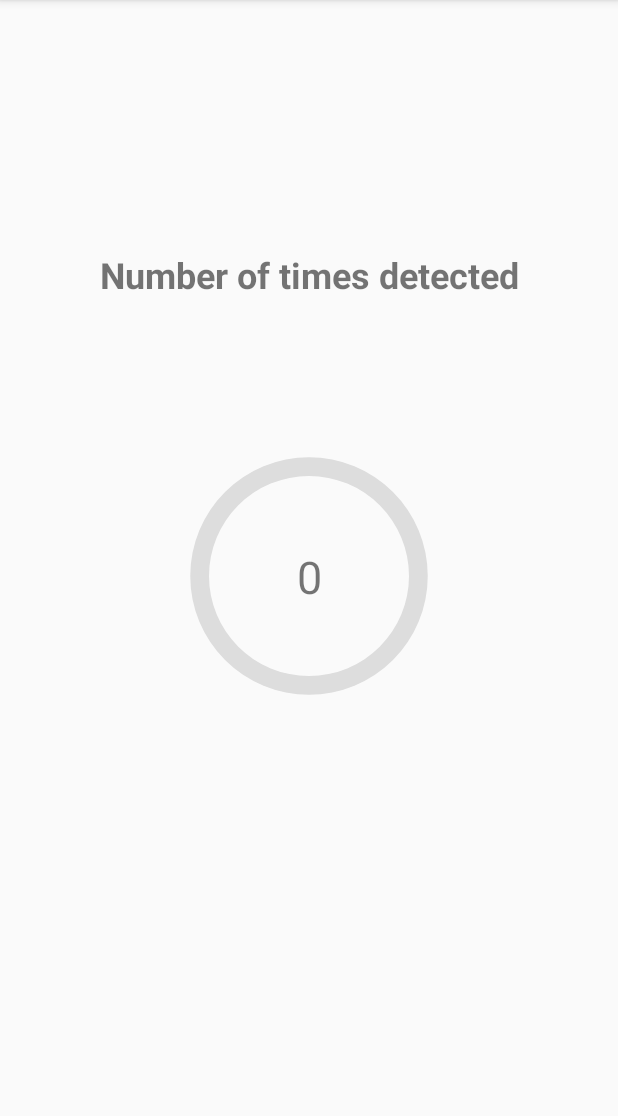
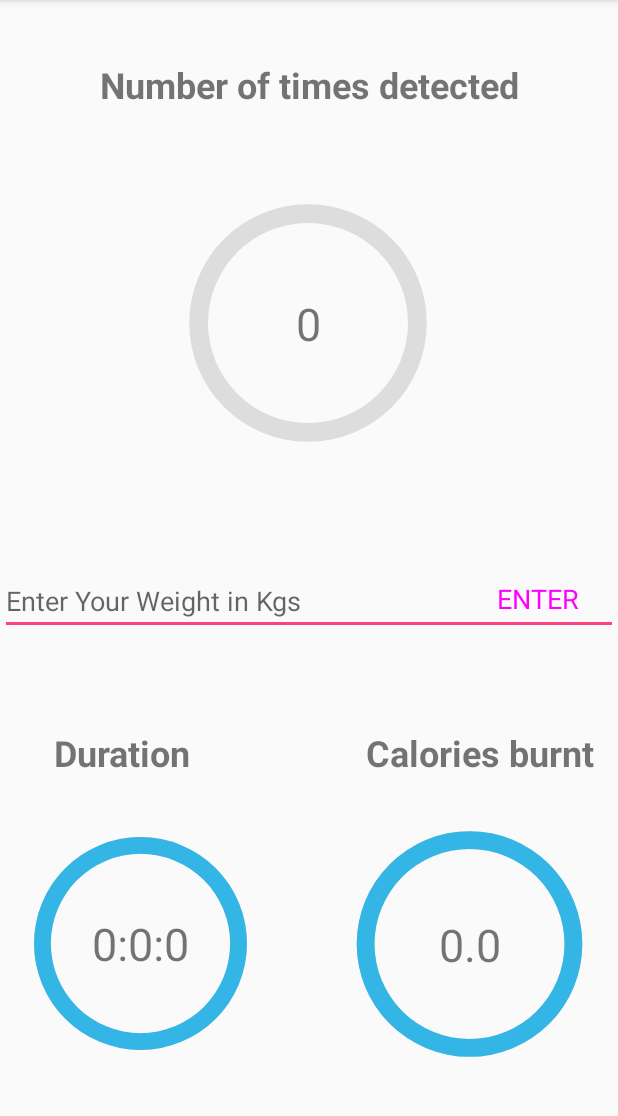
Before and after one commit to aditi17goel/ActivityRecognition, an Android app: the screen it shows after launch (MainActivity2), after a tap on "DOWNSTAIRS", on a phone screen of 412 x 824 dp, the part 84-1200 px from its top. Run offline under Robolectric (Android 15) with nearby library versions, the phone set to English and light mode, and no system bars; libraries missing offline, so code that uses them is left out: org.tensorflow.contrib; 2 statements that could not run were skipped.

Commit message:
cal based on weight

```diff
--- a/HAR-Android-App/app/build.gradle
+++ b/HAR-Android-App/app/build.gradle
@@ -22,6 +22,7 @@ dependencies {
     implementation fileTree(dir: 'libs', include: ['*.jar'])
     implementation 'com.android.support:appcompat-v7:28.0.0'
     implementation 'com.android.support.constraint:constraint-layout:1.1.3'
+    implementation 'com.android.support:design:28.0.0'
     testImplementation 'junit:junit:4.12'
     androidTestImplementation 'com.android.support.test:runner:1.0.2'
     androidTestImplementation 'com.android.support.test.espresso:espresso-core:3.0.2'
--- a/HAR-Android-App/app/src/main/java/aditi/sensor_based_har/APIsInterface.java
+++ b/HAR-Android-App/app/src/main/java/aditi/sensor_based_har/APIsInterface.java
@@ -14,7 +14,7 @@ public interface APIsInterface {
     @FormUrlEncoded
     @POST("save_user.php")
     Call<ResponseModel> sendData(
-            @Field("Activity") String activity
+            @Field("ACTIVITY") String activity
     );
 
 
--- a/HAR-Android-App/app/src/main/java/aditi/sensor_based_har/MainActivity.java
+++ b/HAR-Android-App/app/src/main/java/aditi/sensor_based_har/MainActivity.java
@@ -101,14 +101,14 @@ public class MainActivity extends AppCompatActivity implements SensorEventListen
         button.setOnClickListener( new View.OnClickListener(){
             @Override
             public void onClick(View v){
-                openMainActivity2(prog_bik);
+                openMainActivity2(prog_bik, 14);
             }
         });
         button = (Button) findViewById(R.id.but_down);
         button.setOnClickListener( new View.OnClickListener(){
             @Override
             public void onClick(View v){
-                openMainActivity2(prog_down);
+                openMainActivity2(prog_down, 7.5);
             }
         });
 
@@ -116,7 +116,7 @@ public class MainActivity extends AppCompatActivity implements SensorEventListen
         button.setOnClickListener( new View.OnClickListener(){
             @Override
             public void onClick(View v){
-                openMainActivity2(prog_upst);
+                openMainActivity2(prog_upst, 15.0);
             }
         });
 
@@ -124,7 +124,7 @@ public class MainActivity extends AppCompatActivity implements SensorEventListen
         button.setOnClickListener( new View.OnClickListener(){
             @Override
             public void onClick(View v){
-                openMainActivity2(prog_stand);
+                openMainActivity2(prog_stand, 3.5);
             }
         });
 
@@ -132,7 +132,7 @@ public class MainActivity extends AppCompatActivity implements SensorEventListen
         button.setOnClickListener( new View.OnClickListener(){
             @Override
             public void onClick(View v){
-                openMainActivity2(prog_sit);
+                openMainActivity2(prog_sit, 3);
             }
         });
 
@@ -140,7 +140,7 @@ public class MainActivity extends AppCompatActivity implements SensorEventListen
         button.setOnClickListener( new View.OnClickListener(){
             @Override
             public void onClick(View v){
-                openMainActivity2(prog_jog);
+                openMainActivity2(prog_jog, 8.0);
             }
         });
 
@@ -148,7 +148,7 @@ public class MainActivity extends AppCompatActivity implements SensorEventListen
         button.setOnClickListener( new View.OnClickListener(){
             @Override
             public void onClick(View v){
-                openMainActivity2(prog_walk);
+                openMainActivity2(prog_walk,5);
             }
         });
         SharedPreferences getShared = getSharedPreferences("demo", MODE_PRIVATE);
@@ -197,10 +197,11 @@ public class MainActivity extends AppCompatActivity implements SensorEventListen
         textToSpeech = new TextToSpeech(this, this);
         textToSpeech.setLanguage(Locale.US);
     }
-    public void openMainActivity2(Integer prog) {
+    public void openMainActivity2(Integer prog, double met) {
 
         Intent i = new Intent(MainActivity.this, MainActivity2.class);
         i.putExtra("id", prog);
+        i.putExtra("met", met);
         startActivity(i);
     }
     @Override
@@ -337,6 +338,8 @@ public class MainActivity extends AppCompatActivity implements SensorEventListen
         else if(idx == 4)activity = "Standing";
         else if(idx == 5)activity = "Upstairs";
         else if(idx == 6)activity = "Walking";
+       // Toast.makeText(getApplicationContext(),activity,Toast.LENGTH_SHORT).show();
+
         Call<ResponseModel> call = RetrofitClient.getInstance().getAPI().sendData(activity);
         call.enqueue(new Callback<ResponseModel>() {
             @Override
@@ -352,8 +355,7 @@ public class MainActivity extends AppCompatActivity implements SensorEventListen
             public void onFailure(Call<ResponseModel> call, Throwable t) {
 
                 //This method will called in case of failure
-
-                Toast.makeText(MainActivity.this, "Network Failed", Toast.LENGTH_SHORT).show();
+                //Toast.makeText(MainActivity.this, "Network Failed", Toast.LENGTH_SHORT).show();
 
             }
         });
--- a/HAR-Android-App/app/src/main/java/aditi/sensor_based_har/MainActivity2.java
+++ b/HAR-Android-App/app/src/main/java/aditi/sensor_based_har/MainActivity2.java
@@ -3,24 +3,61 @@ package aditi.sensor_based_har;
 import android.support.v7.app.AppCompatActivity;
 import android.os.Bundle;
 import android.util.Log;
+import android.view.View;
+import android.widget.Button;
+import android.widget.EditText;
 import android.widget.ProgressBar;
 import android.widget.TextView;
+import android.widget.Toast;
+
 
 public class MainActivity2 extends AppCompatActivity {
-
+    public double weight = 50;
+    Button submitButton;
+    TextView calset;
+    double cal=0;
     @Override
     protected void onCreate(Bundle savedInstanceState) {
         super.onCreate(savedInstanceState);
         setContentView(R.layout.activity_main2);
         Bundle b = getIntent().getExtras();
         int id1 = b.getInt("id");
+        int secs= (id1*2)/5;
+        int min = secs/60;
+        cal = secs*3.5/12000;
+        secs = secs%60;
+        int hr = min/60;
+        min = min%60;
+        double met = b.getDouble("met");
+        //Duration of physical activity in minutes × (MET × 3.5 × your weight in kg) / 200
 
-        TextView num = (TextView)findViewById(R.id.textView);
+        TextView duration = (TextView)findViewById(R.id.textView7);
+        TextView num2 = (TextView)findViewById(R.id.textView);
+        calset = (TextView)findViewById(R.id.textView5);
+        final EditText w_in= (EditText)findViewById(R.id.weight);
+        submitButton = (Button) findViewById(R.id.button);
+        calset.setText(String.valueOf(truncateTo(cal*50,4)));
+
+        submitButton.setOnClickListener(new View.OnClickListener() {
+            @Override
+            public void onClick(View v) {
+                weight = Integer.valueOf(w_in.getText().toString());
+                calset.setText(String.valueOf(truncateTo(cal*weight,4)));
+            }
+        });
+
+        //cal = cal*weight;
         ProgressBar progressBar = (ProgressBar) findViewById(R.id.progress_bar_biking);
         progressBar.setProgress(id1);
-        num.setText(String.valueOf(id1));
+        duration.setText(String.valueOf(hr)+":"+String.valueOf(min)+":"+String.valueOf(secs));
+        num2.setText(String.valueOf(id1));
 
     }
 
+    static double truncateTo( double unroundedNumber, int decimalPlaces ){
+        int truncatedNumberInt = (int)( unroundedNumber * Math.pow( 10, decimalPlaces ) );
+        double truncatedNumber = (double)( truncatedNumberInt / Math.pow( 10, decimalPlaces ) );
+        return truncatedNumber;
+    }
 
 }
--- a/HAR-Android-App/app/src/main/res/drawable/circle2.xml
+++ b/HAR-Android-App/app/src/main/res/drawable/circle2.xml
@@ -1,4 +1,25 @@
 <?xml version="1.0" encoding="utf-8"?>
-<selector xmlns:android="http://schemas.android.com/apk/res/android">
-
-</selector>
+<layer-list xmlns:android="http://schemas.android.com/apk/res/android">
+    <item>
+        <shape
+            android:shape="ring"
+            android:thicknessRatio="16"
+            android:useLevel="false">
+            <solid android:color="#DDD"/>
+        </shape>
+    </item>
+    <item>
+        <rotate
+            android:fromDegrees="270"
+            android:toDegrees="270">
+            <shape
+                android:shape="ring"
+                android:thicknessRatio="16"
+                android:useLevel="true">
+                <gradient
+                    android:startColor="@color/colorBlue"
+                    android:endColor="@color/colorBlue" />
+            </shape>
+        </rotate>
+    </item>
+</layer-list>
--- a/HAR-Android-App/app/src/main/res/layout/activity_main2.xml
+++ b/HAR-Android-App/app/src/main/res/layout/activity_main2.xml
@@ -8,15 +8,42 @@
 
     <ProgressBar
         android:id="@+id/progress_bar_biking"
+        style="@style/CircularDeterminateProgressBar"
         android:layout_width="200dp"
         android:layout_height="200dp"
-        style="@style/CircularDeterminateProgressBar"
         android:max="100"
         android:progress="0"
         app:layout_constraintBottom_toBottomOf="parent"
         app:layout_constraintEnd_toEndOf="parent"
+        app:layout_constraintHorizontal_bias="0.497"
         app:layout_constraintStart_toStartOf="parent"
-        app:layout_constraintTop_toTopOf="parent" />
+        app:layout_constraintTop_toTopOf="parent"
+        app:layout_constraintVertical_bias="0.203" />
+
+    <ProgressBar
+        android:id="@+id/progress_bar_biking2"
+        style="@style/CircularRing"
+        android:layout_width="190dp"
+        android:layout_height="189dp"
+        android:layout_marginEnd="4dp"
+        android:layout_marginBottom="44dp"
+        android:max="100"
+        android:progress="100"
+        app:layout_constraintBottom_toBottomOf="parent"
+        app:layout_constraintEnd_toEndOf="parent" />
+
+    <ProgressBar
+        android:id="@+id/progress_bar_biking3"
+        style="@style/CircularRing"
+        android:layout_width="179dp"
+        android:layout_height="190dp"
+        android:layout_marginStart="4dp"
+        android:layout_marginBottom="44dp"
+        android:max="100"
+
+        android:progress="100"
+        app:layout_constraintBottom_toBottomOf="parent"
+        app:layout_constraintStart_toStartOf="parent" />
 
     <TextView
         android:id="@+id/textView"
@@ -31,6 +58,30 @@
         app:layout_constraintTop_toTopOf="@+id/progress_bar_biking" />
 
     <TextView
+        android:id="@+id/textView5"
+        android:layout_width="wrap_content"
+        android:layout_height="wrap_content"
+        android:text="@string/textview"
+        android:textAlignment="center"
+        android:textSize="30sp"
+        app:layout_constraintBottom_toBottomOf="@+id/progress_bar_biking2"
+        app:layout_constraintEnd_toEndOf="@+id/progress_bar_biking2"
+        app:layout_constraintStart_toStartOf="@+id/progress_bar_biking2"
+        app:layout_constraintTop_toTopOf="@+id/progress_bar_biking2" />
+
+    <TextView
+        android:id="@+id/textView7"
+        android:layout_width="wrap_content"
+        android:layout_height="wrap_content"
+        android:text="@string/textview"
+        android:textAlignment="center"
+        android:textSize="30sp"
+        app:layout_constraintBottom_toBottomOf="@+id/progress_bar_biking3"
+        app:layout_constraintEnd_toEndOf="@+id/progress_bar_biking3"
+        app:layout_constraintStart_toStartOf="@+id/progress_bar_biking3"
+        app:layout_constraintTop_toTopOf="@+id/progress_bar_biking3" />
+
+    <TextView
         android:id="@+id/textView2"
         android:layout_width="wrap_content"
         android:layout_height="wrap_content"
@@ -41,6 +92,54 @@
         app:layout_constraintEnd_toEndOf="parent"
         app:layout_constraintStart_toStartOf="parent"
         app:layout_constraintTop_toTopOf="parent"
-        app:layout_constraintVertical_bias="0.662" />
+        app:layout_constraintVertical_bias="0.485" />
 
+    <EditText
+        android:id="@+id/weight"
+        android:layout_width="fill_parent"
+        android:layout_height="wrap_content"
+        android:layout_centerInParent="true"
+        android:hint="Enter Your Weight in Kgs"
+        android:inputType="number"
+        app:layout_constraintBottom_toTopOf="@+id/textView3"
+        app:layout_constraintTop_toBottomOf="@+id/progress_bar_biking"
+        tools:ignore="MissingConstraints" />
+    <TextView
+        android:id="@+id/textView3"
+        android:layout_width="wrap_content"
+        android:layout_height="wrap_content"
+        android:layout_marginEnd="16dp"
+        android:text="@string/calories_burnt"
+        android:textSize="24sp"
+        android:textStyle="bold"
+        app:layout_constraintBottom_toTopOf="@+id/progress_bar_biking2"
+        app:layout_constraintEnd_toEndOf="parent"
+        app:layout_constraintTop_toBottomOf="@+id/progress_bar_biking"
+        app:layout_constraintVertical_bias="0.909" />
+
+    <TextView
+        android:id="@+id/textView6"
+        android:layout_width="wrap_content"
+        android:layout_height="wrap_content"
+        android:layout_marginStart="36dp"
+        android:text="@string/duration"
+        android:textSize="24sp"
+        android:textStyle="bold"
+        app:layout_constraintBottom_toTopOf="@+id/progress_bar_biking2"
+        app:layout_constraintStart_toStartOf="parent"
+        app:layout_constraintTop_toBottomOf="@+id/progress_bar_biking"
+        app:layout_constraintVertical_bias="0.909" />
+
+    <Button
+        android:id="@+id/button"
+        style="@style/Widget.MaterialComponents.Button.Icon"
+        android:layout_width="wrap_content"
+        android:layout_height="wrap_content"
+        android:layout_marginEnd="8dp"
+        android:text="ENTER"
+        android:textSize="18sp"
+        app:layout_constraintBottom_toBottomOf="@+id/weight"
+        app:layout_constraintEnd_toEndOf="@+id/weight"
+        app:layout_constraintTop_toTopOf="@+id/weight"
+        app:layout_constraintVertical_bias="1.0" />
 </android.support.constraint.ConstraintLayout>
--- a/HAR-Android-App/app/src/main/res/values/strings.xml
+++ b/HAR-Android-App/app/src/main/res/values/strings.xml
@@ -13,4 +13,6 @@
     <string name="see_progress">SEE PROGRESS</string>
     <string name="textview">TextView</string>
     <string name="number_of_times_detected">Number of times detected</string>
+    <string name="calories_burnt">Calories burnt</string>
+    <string name="duration">Duration</string>
 </resources>
--- a/HAR-Android-App/app/src/main/res/values/styles.xml
+++ b/HAR-Android-App/app/src/main/res/values/styles.xml
@@ -11,4 +11,8 @@
         <item name="android:indeterminateOnly">false</item>
         <item name="android:progressDrawable">@drawable/cirle</item>
     </style>
+    <style name="CircularRing">
+        <item name="android:indeterminateOnly">false</item>
+        <item name="android:progressDrawable">@drawable/circle2</item>
+    </style>
 </resources>
--- a/HAR-Android-App/build.gradle
+++ b/HAR-Android-App/build.gradle
@@ -7,7 +7,7 @@ buildscript {
 
     }
     dependencies {
-        classpath 'com.android.tools.build:gradle:3.4.0'
+        classpath 'com.android.tools.build:gradle:4.1.3'
 
         // NOTE: Do not place your application dependencies here; they belong
         // in the individual module build.gradle files
```
Also changed, not shown: HAR-Android-App/gradle/wrapper/gradle-wrapper.properties.
